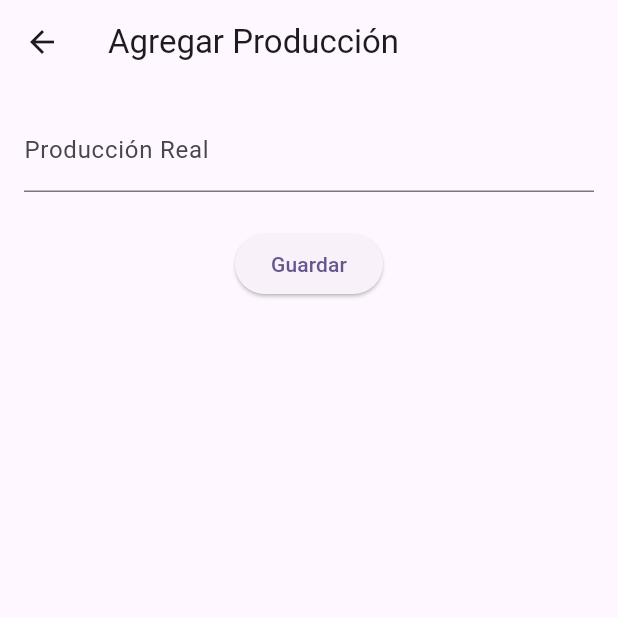
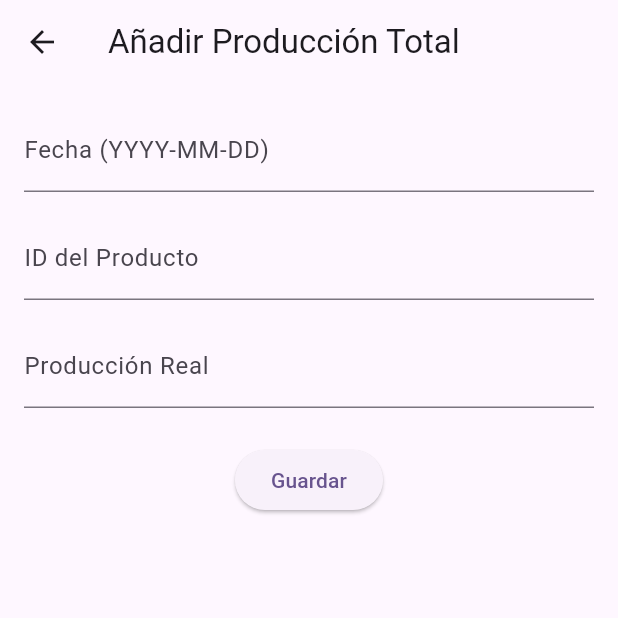
Before and after one commit to titorjs/control_vacario_app, a Flutter app: the AddProductionTotalScreen screen opened directly, after a tap on "Guardar", on a phone screen of 412 x 824 dp, the top half of it. Run offline on Flutter 3.47's test engine with Material 3 defaults, Android fonts, the light colour scheme and no system bars; our stand-ins replace flutter_secure_storage; accounts and stored records are empty.

Commit message:
feat: CRUD total Production

```diff
--- a/lib/main.dart
+++ b/lib/main.dart
@@ -5,7 +5,7 @@
 import 'presentation/screens/home/home_screen.dart';
 import 'presentation/screens/remedy/remedios_screen.dart';
 import 'presentation/screens/user/users_screen.dart';
-//import 'presentation/screens/total_production/total_production_screen.dart';
+import 'presentation/screens/total_production/production_total_screen.dart';
 import 'presentation/screens/statistics/statistics_screend.dart';
 
 void main() {
@@ -32,7 +32,7 @@
         '/cows': (context) => CowsScreen(),
         //'/daily_production': (context) => DailyProductionScreen(),
         '/remedies': (context) => RemediesScreen(),
-        //'/total_production': (context) => ProductionTotalScreen(),
+        '/total_production': (context) => ProductionTotalScreen(),
         '/statistic': (context) => ProductionStatsScreen(),
       },
     );
--- a/lib/presentation/screens/home/home_screen.dart
+++ b/lib/presentation/screens/home/home_screen.dart
@@ -56,7 +56,7 @@ class _HomeScreenState extends State<HomeScreen> {
                   _buildMenuItem(context, 'Vacas', Icons.pets, '/cows'),
                   //_buildMenuItem(context, 'Producción Diaria', Icons.calendar_today, '/daily_production'),
                   _buildMenuItem(context, 'Remedios', Icons.healing, '/remedies'),
-                  //_buildMenuItem(context, 'TotalProduction', Icons.summarize, '/total_production'),
+                  _buildMenuItem(context, 'TotalProduction', Icons.summarize, '/total_production'),
                   _buildMenuItem(context, 'Estadísticas', Icons.timeline, '/statistic'),
                 ],
               ),
--- a/lib/presentation/screens/total_production/add_production_total_screen/add_production_total_screen.dart
+++ /dev/null
@@ -1,60 +0,0 @@
-import 'package:flutter/material.dart';
-import '../../../../models/production_total.dart';
-
-class AddProductionTotalScreen extends StatefulWidget {
-  final ProductionTotal? production;
-
-  const AddProductionTotalScreen({Key? key, this.production}) : super(key: key);
-
-  @override
-  _AddProductionTotalScreenState createState() =>
-      _AddProductionTotalScreenState();
-}
-
-class _AddProductionTotalScreenState extends State<AddProductionTotalScreen> {
-  final TextEditingController _realProductionController =
-      TextEditingController();
-
-  @override
-  void initState() {
-    super.initState();
-    if (widget.production != null) {
-      _realProductionController.text =
-          widget.production!.produccionReal.toString();
-    }
-  }
-
-  Future<void> _saveProduction() async {
-    // Implement the logic for saving or updating production
-    print('Producción guardada: ${_realProductionController.text}');
-  }
-
-  @override
-  Widget build(BuildContext context) {
-    return Scaffold(
-      appBar: AppBar(
-        title: Text(
-            widget.production == null ? 'Agregar Producción' : 'Editar Producción'),
-      ),
-      body: Padding(
-        padding: const EdgeInsets.all(16.0),
-        child: Column(
-          children: [
-            TextField(
-              controller: _realProductionController,
-              decoration: const InputDecoration(
-                labelText: 'Producción Real',
-              ),
-              keyboardType: TextInputType.number,
-            ),
-            const SizedBox(height: 24),
-            ElevatedButton(
-              onPressed: _saveProduction,
-              child: const Text('Guardar'),
-            ),
-          ],
-        ),
-      ),
-    );
-  }
-}
--- /dev/null
+++ b/lib/presentation/screens/total_production/add_total_production/add_production_total_screen.dart
@@ -0,0 +1,87 @@
+import 'package:flutter/material.dart';
+import 'dart:convert';
+import 'package:http/http.dart' as http;
+import '../../../../utils/user_session.dart';
+import '../../../../strings/constants.dart';
+
+class AddProductionTotalScreen extends StatefulWidget {
+  @override
+  _AddProductionTotalScreenState createState() => _AddProductionTotalScreenState();
+}
+
+class _AddProductionTotalScreenState extends State<AddProductionTotalScreen> {
+  final TextEditingController _dateController = TextEditingController();
+  final TextEditingController _productController = TextEditingController();
+  final TextEditingController _realProductionController = TextEditingController();
+
+  Future<void> _saveProduction() async {
+  final session = UserSession();
+  final token = await session.getToken();
+
+  final data = {
+    'id': {
+      'producto': {
+        'productoId': int.parse(_productController.text.trim()),
+      },
+      'produccionDate': _dateController.text.trim(),
+    },
+    'produccionReal': double.parse(_realProductionController.text.trim()),
+    'produccionCalculada': 400.0, // Puedes ajustar este valor según tu lógica
+  };
+
+  final response = await http.post(
+    Uri.parse('$apiUrl/$apiVersion/produccion-total'),
+    headers: {
+      'Authorization': 'Bearer $token',
+      'Content-Type': 'application/json',
+    },
+    body: json.encode(data),
+  );
+
+  if (response.statusCode == 200) {
+    ScaffoldMessenger.of(context).showSnackBar(
+      const SnackBar(content: Text('Producción añadida con éxito')),
+    );
+    Navigator.pop(context);
+  } else {
+    ScaffoldMessenger.of(context).showSnackBar(
+      SnackBar(content: Text('Error: ${response.reasonPhrase}')),
+    );
+  }
+}
+
+
+  @override
+  Widget build(BuildContext context) {
+    return Scaffold(
+      appBar: AppBar(title: const Text('Añadir Producción Total')),
+      body: Padding(
+        padding: const EdgeInsets.all(16.0),
+        child: Column(
+          children: [
+            TextField(
+              controller: _dateController,
+              decoration: const InputDecoration(labelText: 'Fecha (YYYY-MM-DD)'),
+            ),
+            const SizedBox(height: 16),
+            TextField(
+              controller: _productController,
+              decoration: const InputDecoration(labelText: 'ID del Producto'),
+            ),
+            const SizedBox(height: 16),
+            TextField(
+              controller: _realProductionController,
+              decoration: const InputDecoration(labelText: 'Producción Real'),
+              keyboardType: TextInputType.number,
+            ),
+            const SizedBox(height: 24),
+            ElevatedButton(
+              onPressed: _saveProduction,
+              child: const Text('Guardar'),
+            ),
+          ],
+        ),
+      ),
+    );
+  }
+}
--- a/lib/strings/constants.dart
+++ b/lib/strings/constants.dart
@@ -1,2 +1,2 @@
-const String apiUrl = 'http://192.168.1.34:8080/api'; //apiUrl reference
+const String apiUrl = 'https://9e67-104-28-219-216.ngrok-free.app/api'; //apiUrl reference
 const String apiVersion = 'v1'; //apiVersion reference
```
Also changed, not shown: lib/presentation/screens/total_production/production_total_screen.dart (added, +211 -0 lines), lib/presentation/screens/total_production/total_production_screen.dart (deleted, +0 -139 lines), lib/presentation/screens/total_production/update_total_production/update_production_real_screen.dart (added, +79 -0 lines).
